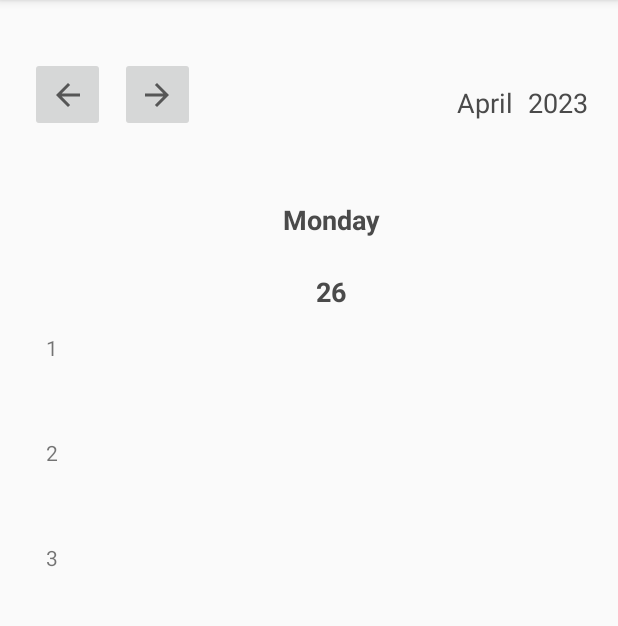
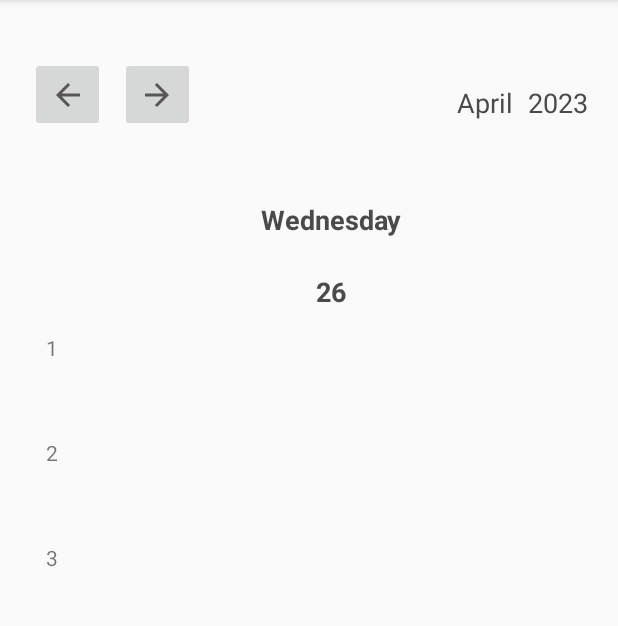
Before and after one commit to hrrcnnmdlr/CalendarMobileApp, an Android app: the fragment ScheduleDayFragment shown on its own in the app's theme, on a phone screen of 412 x 824 dp, the part 84-710 px from its top. Run offline under Robolectric (Android 15) with nearby library versions, the phone set to English and light mode, and no system bars; our stand-ins replace Room's generated code; 11 statements that could not run were skipped.

Commit message:
Commit version 0.9.3.5

```diff
--- a/app/src/main/java/com/example/calendar/fragments/AddEventFragment.kt
+++ b/app/src/main/java/com/example/calendar/fragments/AddEventFragment.kt
@@ -86,7 +86,11 @@ class AddEventFragment : Fragment() {
                                 if (categories.size > 0 && position == categories.size - 1) {
                                     showAddCategoryDialog(adapter1, eventViewModel, categories)
                                 } else {
-                                    selectedCategoryId = id.toInt() + 1
+                                    selectedCategoryId = if (id < 2L){
+                                        id.toInt() + 1
+                                    } else {
+                                        id.toInt() + 2
+                                    }
                                 }
                             }
 
--- a/app/src/main/java/com/example/calendar/fragments/DayFragment.kt
+++ b/app/src/main/java/com/example/calendar/fragments/DayFragment.kt
@@ -57,12 +57,14 @@ class DayFragment : Fragment() {
         val dayOfWeek = calendar.get(Calendar.DAY_OF_WEEK)
 
         val months = resources.getStringArray(R.array.months)
+        val weekDays = resources.getStringArray(R.array.week_days)
         // Встановлення тексту для TextView
         binding.month2.text = months[calendar.get(Calendar.MONTH)]
         binding.year2.text = calendar.get(Calendar.YEAR).toString()
         val week = resources.getStringArray(R.array.week)
         binding.textView17.text = week[dayOfWeek - 1]
         binding.textView18.text = day.toString()
+        binding.textDay.text = weekDays[dayOfWeek - 1]
 
         val eventView: RecyclerView = binding.recyclerEventView
         val linearLayoutManager = LinearLayoutManager(requireContext())
--- a/app/src/main/java/com/example/calendar/fragments/EditEventFragment.kt
+++ b/app/src/main/java/com/example/calendar/fragments/EditEventFragment.kt
@@ -140,7 +140,11 @@ class EditEventFragment : Fragment() {
                                 if (categories.size > 0 && position == categories.size - 1) {
                                     showAddCategoryDialog(adapter1, eventViewModel, categories)
                                 } else {
-                                    selectedCategoryId = id.toInt() + 1
+                                    selectedCategoryId = if (id < 2L){
+                                        id.toInt() + 1
+                                    } else {
+                                        id.toInt() + 2
+                                    }
                                 }
                             }
 
--- a/app/src/main/java/com/example/calendar/fragments/MonthFragment.kt
+++ b/app/src/main/java/com/example/calendar/fragments/MonthFragment.kt
@@ -91,7 +91,7 @@ class MonthFragment : Fragment() {
             calendarView.date = selectedDate
         }
         selectedDate = calendarView.date
-
+        val weekDays = resources.getStringArray(R.array.week_days)
         calendarView.date = selectedDate
         calendarView.setOnDateChangeListener { _, year, month, dayOfMonth ->
             // Виконати дії, коли користувач вибирає дату
@@ -116,6 +116,7 @@ class MonthFragment : Fragment() {
             calendar.set(year, month, dayOfMonth)
             // Збереження вибраної дати в поле класу
             selectedDate = calendar.timeInMillis
+            binding.textDay3.text = weekDays[calendar.get(Calendar.DAY_OF_WEEK) - 1]
         }
 
         val linearLayoutManager = LinearLayoutManager(requireContext())
@@ -128,7 +129,7 @@ class MonthFragment : Fragment() {
         }
         val calendar = Calendar.getInstance()
         calendar.timeInMillis = dateInMillis
-
+        binding.textDay3.text = weekDays[calendar.get(Calendar.DAY_OF_WEEK) - 1]
         val cal = Calendar.getInstance()
         cal.timeInMillis = 0
         cal.set(Calendar.YEAR, calendar.get(Calendar.YEAR))
--- a/app/src/main/java/com/example/calendar/fragments/ScheduleDayFragment.kt
+++ b/app/src/main/java/com/example/calendar/fragments/ScheduleDayFragment.kt
@@ -51,11 +51,12 @@ class ScheduleDayFragment : Fragment() {
 
         val month = calendar.get(Calendar.MONTH)
         val months = resources.getStringArray(R.array.months)
+        val weekDays = resources.getStringArray(R.array.week_days)
         // встановлюємо назву місяця і рік в текстові поля
         binding.month.text = months[month]
         binding.year.text = calendar.get(Calendar.YEAR).toString()
         binding.date1.text = calendar.get(Calendar.DAY_OF_MONTH).toString()
-        binding.dayOfWeek.text = "Monday"
+        binding.dayOfWeek.text = weekDays[calendar.get(Calendar.DAY_OF_WEEK)-1]
 
         val lessons = listOf(binding.lessonFirst, binding.lessonSecond,
             binding.lessonThird, binding.lessonForth, binding.lessonFifth, binding.lessonSixth)
--- a/app/src/main/java/com/example/calendar/fragments/WeekFragment.kt
+++ b/app/src/main/java/com/example/calendar/fragments/WeekFragment.kt
@@ -56,13 +56,14 @@ class WeekFragment : Fragment() {
 
 
         // отримуємо поточний день, день тижня і місяць
+        val weekDays = resources.getStringArray(R.array.week_days)
         val dayOfWeek = calendar.get(Calendar.DAY_OF_WEEK)
         val month = calendar.get(Calendar.MONTH)
         val months = resources.getStringArray(R.array.months)
         // встановлюємо назву місяця і рік в текстові поля
         binding.month2.text = months[month]
         binding.year2.text = calendar.get(Calendar.YEAR).toString()
-
+        binding.textDay3.text = weekDays[dayOfWeek - 1]
         val week = resources.getStringArray(R.array.week)
         // встановлюємо назви днів тижня в текстові поля
         binding.dayOfWeek01.text = week[if (dayOfWeek < 4){dayOfWeek+7-4}else {dayOfWeek - 4}]
@@ -92,7 +93,6 @@ class WeekFragment : Fragment() {
             calendar.add(Calendar.DAY_OF_MONTH, 1)
         }
         calendar.add(Calendar.DAY_OF_MONTH, -4)
-
         val eventView: RecyclerView = binding.recyclerEventView
         val linearLayoutManager = LinearLayoutManager(requireContext())
         eventView.layoutManager = linearLayoutManager
--- a/app/src/main/res/values/arrays.xml
+++ b/app/src/main/res/values/arrays.xml
@@ -49,4 +49,13 @@
         <item>November</item>
         <item>December</item>
     </string-array>
+    <string-array name="week_days">
+        <item>Sunday</item>
+        <item>Monday</item>
+        <item>Tuesday</item>
+        <item>Wednesday</item>
+        <item>Thursday</item>
+        <item>Friday</item>
+        <item>Saturday</item>
+    </string-array>
 </resources>
```
Also changed, not shown: 2 other files.
